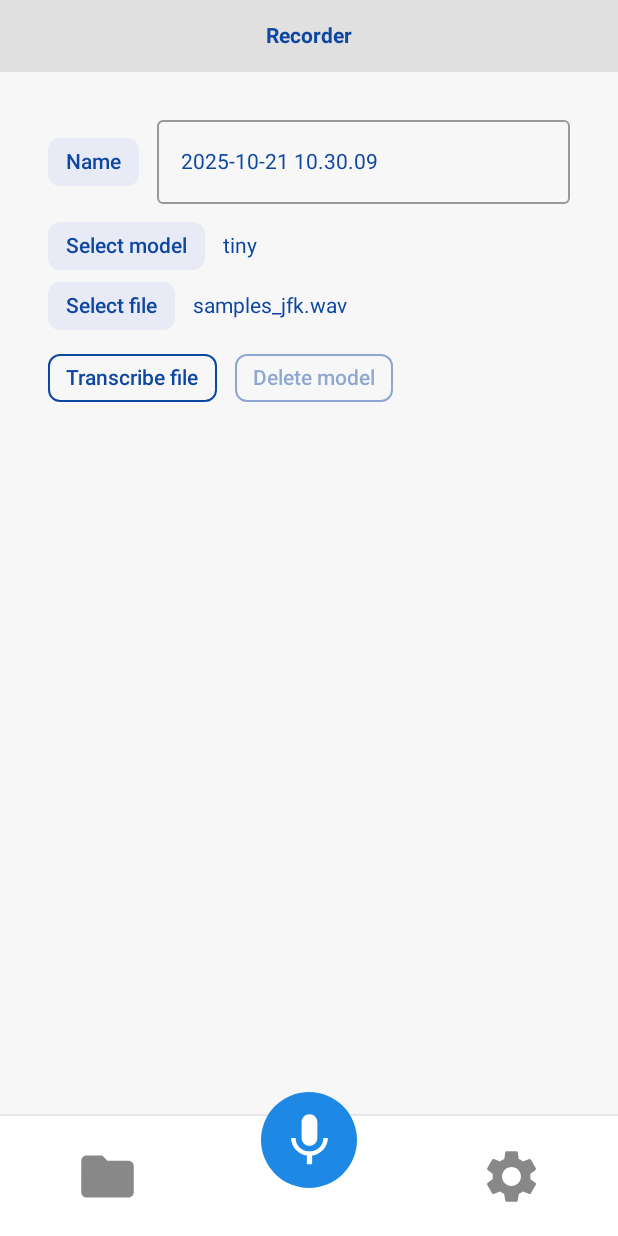
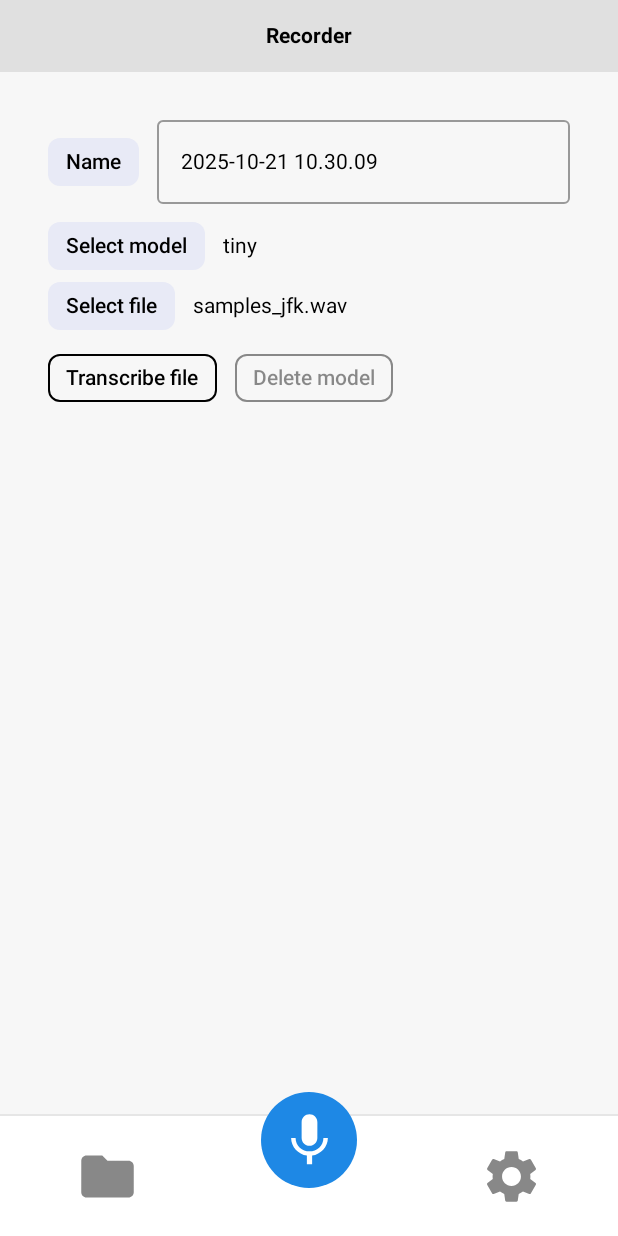
Before and after one commit to Sham-Naq/whisper_kotlin, an Android app built with Jetpack Compose: the screen it shows after launch (MainActivity), after a tap on "Recorder", on a phone screen of 412 x 824 dp. Run offline under Robolectric (Android 15) with nearby library versions, the phone set to English and light mode, and no system bars; pictures from the network do not load.

Commit message:
color correction

```diff
--- a/app/src/main/java/com/example/whisper_kotlin/MainActivity.kt
+++ b/app/src/main/java/com/example/whisper_kotlin/MainActivity.kt
@@ -113,7 +113,7 @@ private fun HomeScreen() {
     }
     val background = if (isDark) Color(0xFF121212) else Color(0xFFF7F7F7)
     val headerBg = if (isDark) Color(0xFF1E1E1E) else Color(0xFFE0E0E0)
-    val primaryTextColor = if (isDark) Color(0xFF90CAF9) else Color(0xFF0D47A1)
+    val primaryTextColor = if (isDark) Color.White else Color.Black
     val bottomBarBg = if (isDark) Color(0xFF1A1A1A) else Color.White
     val bottomBarDivider = if (isDark) Color(0xFF2E2E2E) else Color(0xFFE6E6E6)
     val navSelectedBg = if (isDark) Color(0xFF2A2A2A) else Color(0xFFE0E0E0)
--- a/app/src/main/java/com/example/whisper_kotlin/recorder/RecorderScreen.kt
+++ b/app/src/main/java/com/example/whisper_kotlin/recorder/RecorderScreen.kt
@@ -64,6 +64,7 @@ import java.io.File
 import java.text.SimpleDateFormat
 import java.util.Date
 import java.util.Locale
+import androidx.compose.ui.graphics.luminance
 
 @Composable
 fun RecorderScreen(
@@ -278,6 +279,9 @@ fun RecorderScreen(
             }
             .padding(16.dp)
     ) {
+        val dialogBackground = remember(textColor) {
+            if (textColor.luminance() > 0.5f) Color(0xFF1E1E1E) else Color.White
+        }
         Row(
             modifier = Modifier
                 .fillMaxWidth()
@@ -487,6 +491,8 @@ fun RecorderScreen(
         if (showDeleteModelDialog) {
             AlertDialog(
                 onDismissRequest = { showDeleteModelDialog = false },
+                backgroundColor = dialogBackground,
+                contentColor = textColor,
                 title = {
                     Text("Delete model?", color = textColor, fontWeight = FontWeight.SemiBold)
                 },
--- a/app/src/main/java/com/example/whisper_kotlin/ui/TranscriptionScreen.kt
+++ b/app/src/main/java/com/example/whisper_kotlin/ui/TranscriptionScreen.kt
@@ -46,6 +46,7 @@ import java.util.Locale
 // Not strictly required if in the same package, but safe to keep explicit
 // import com.example.whisper_kotlin.ModelManager
 // import com.example.whisper_kotlin.WhisperEngine
+import androidx.compose.ui.graphics.luminance
 
 
 
@@ -62,7 +63,6 @@ fun ActionButton(label: String, color: Color, enabled: Boolean = true, onClick:
         BasicText(label, style = TextStyle(color = color, fontWeight = FontWeight.Medium))
     }
 }
-
 @Composable
 fun TranscriptionScreen(
     modifier: Modifier = Modifier,
@@ -74,6 +74,9 @@ fun TranscriptionScreen(
     val context = LocalContext.current
     var pendingDelete by remember { mutableStateOf<SavedTranscription?>(null) }
     Column(modifier = modifier) {
+        val dialogBackground = remember(textColor) {
+            if (textColor.luminance() > 0.5f) Color(0xFF1E1E1E) else Color.White
+        }
         val progress = uiState.progress
         val statusMessage = uiState.statusMessage
 
@@ -189,6 +192,8 @@ fun TranscriptionScreen(
         if (entryToDelete != null) {
             AlertDialog(
                 onDismissRequest = { pendingDelete = null },
+                backgroundColor = dialogBackground,
+                contentColor = textColor,
                 title = {
                     Text(
                         text = "Delete transcription?",
```
Also changed, not shown: app/src/main/java/com/example/whisper_kotlin/ui/SettingsScreen.kt (+12 -2 lines), app/src/main/java/com/example/whisper_kotlin/ui/TranscriptionDetailScreen.kt (+8 -0 lines).
